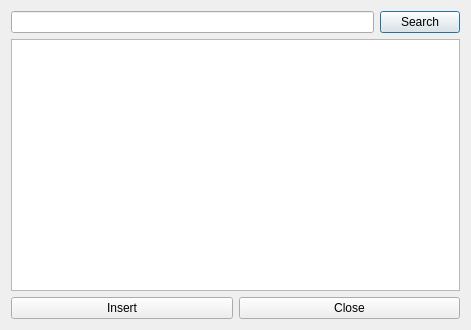
This is PlaylistQt/dlgsearchspotify.ui in celsolrc/SpotifyPlayListQt as Qt 5 draws it before an edit. The edited form follows.
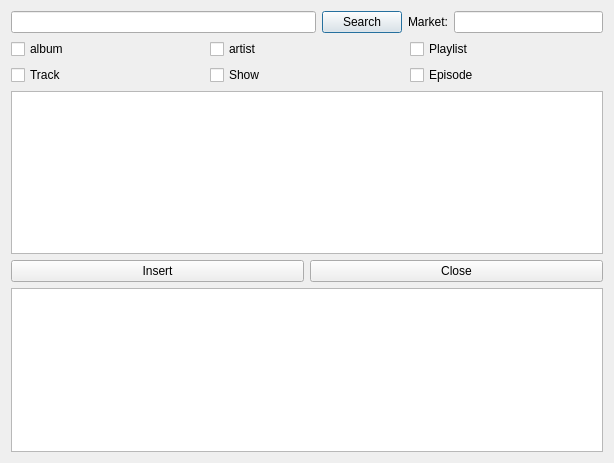
This is the edited form.

```diff
--- a/PlaylistQt/dlgsearchspotify.ui
+++ b/PlaylistQt/dlgsearchspotify.ui
@@ -6,8 +6,8 @@
    <rect>
     <x>0</x>
     <y>0</y>
-    <width>471</width>
-    <height>330</height>
+    <width>614</width>
+    <height>463</height>
    </rect>
   </property>
   <property name="sizePolicy">
@@ -24,14 +24,82 @@
   </property>
   <layout class="QVBoxLayout" name="verticalLayout_2">
    <item>
-    <layout class="QHBoxLayout" name="horizontalLayout">
+    <layout class="QHBoxLayout" name="horizontalLayout_6" stretch="2,1">
      <item>
-      <widget class="QLineEdit" name="leMusicSearch"/>
+      <layout class="QHBoxLayout" name="horizontalLayout">
+       <item>
+        <widget class="QLineEdit" name="leMusicSearch"/>
+       </item>
+       <item>
+        <widget class="QPushButton" name="pbSearch">
+         <property name="text">
+          <string>Search</string>
+         </property>
+        </widget>
+       </item>
+      </layout>
      </item>
      <item>
-      <widget class="QPushButton" name="pbSearch">
+      <layout class="QHBoxLayout" name="horizontalLayout_5">
+       <item>
+        <widget class="QLabel" name="label">
+         <property name="text">
+          <string>Market:</string>
+         </property>
+        </widget>
+       </item>
+       <item>
+        <widget class="QLineEdit" name="leMarket"/>
+       </item>
+      </layout>
+     </item>
+    </layout>
+   </item>
+   <item>
+    <layout class="QHBoxLayout" name="horizontalLayout_3">
+     <item>
+      <widget class="QCheckBox" name="cbAlbum">
        <property name="text">
-        <string>Search</string>
+        <string>album</string>
+       </property>
+      </widget>
+     </item>
+     <item>
+      <widget class="QCheckBox" name="cbArtist">
+       <property name="text">
+        <string>artist</string>
+       </property>
+      </widget>
+     </item>
+     <item>
+      <widget class="QCheckBox" name="cbPlaylist">
+       <property name="text">
+        <string>Playlist</string>
+       </property>
+      </widget>
+     </item>
+    </layout>
+   </item>
+   <item>
+    <layout class="QHBoxLayout" name="horizontalLayout_4">
+     <item>
+      <widget class="QCheckBox" name="cbTrack">
+       <property name="text">
+        <string>Track</string>
+       </property>
+      </widget>
+     </item>
+     <item>
+      <widget class="QCheckBox" name="cbShow">
+       <property name="text">
+        <string>Show</string>
+       </property>
+      </widget>
+     </item>
+     <item>
+      <widget class="QCheckBox" name="cbEpisode">
+       <property name="text">
+        <string>Episode</string>
        </property>
       </widget>
      </item>
@@ -62,6 +130,9 @@
      </item>
     </layout>
    </item>
+   <item>
+    <widget class="QPlainTextEdit" name="teLogSearch"/>
+   </item>
   </layout>
  </widget>
  <resources/>
```
Left out of the diff: 2 changed lines with no effect on the pictures.
